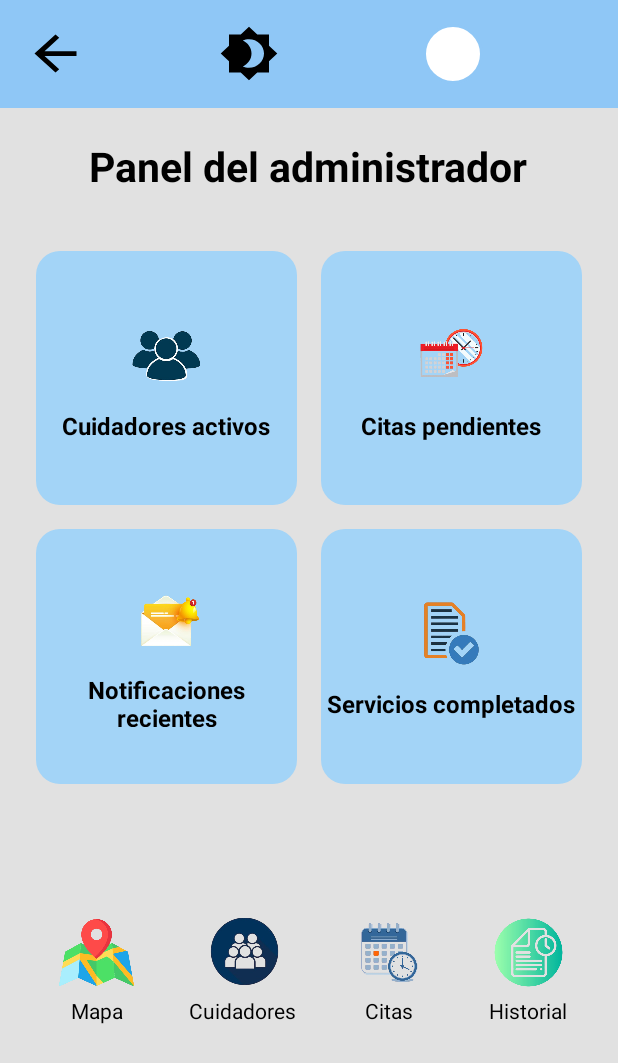
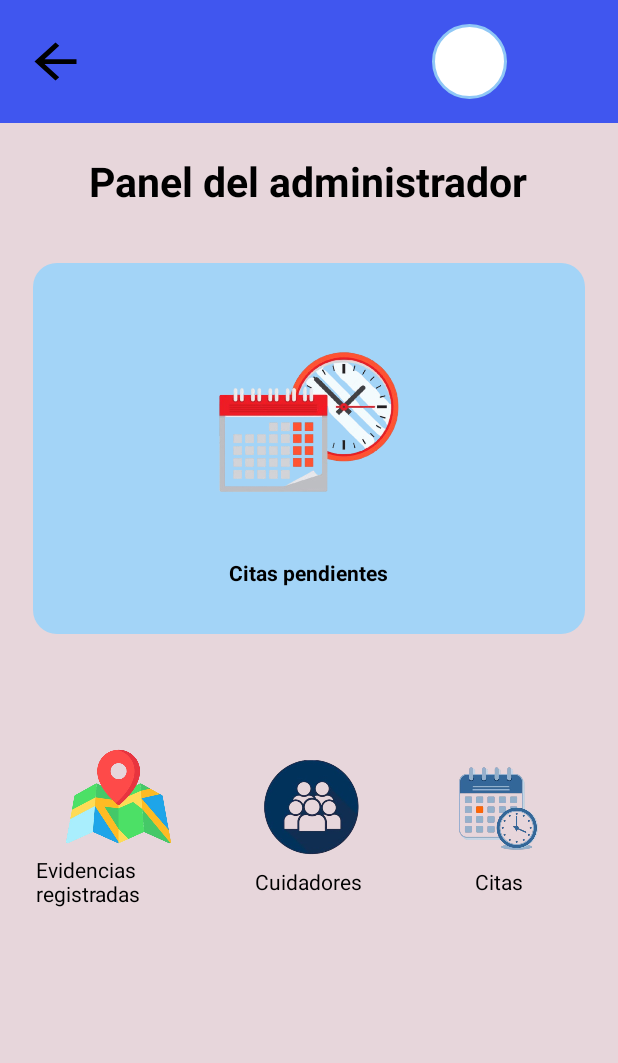
Before and after one commit to Aperlop2/App_CAPSA_JAVA, an Android app: the layout gestion_administradores.xml on its own in the app's theme, with its tools: preview values and no code run, on a phone screen of 412 x 824 dp. Shown: the top 1063 px of the screen. Run offline under Robolectric (Android 15) with nearby library versions, the phone set to English and light mode, and no system bars; network calls fail.

Commit message:
modificación de el dashboar de los administradores

```diff
--- a/app/src/main/java/com/example/java_capsa/MapaTiempoReal.java
+++ b/app/src/main/java/com/example/java_capsa/MapaTiempoReal.java
@@ -21,7 +21,7 @@ public class MapaTiempoReal extends AppCompatActivity {
     private RecyclerView recyclerView;
     private CuidadorAdapter adapter;
     private List<Cuidador> listaCuidadores = new ArrayList<>();
-    private static final String URL = "http://192.168.100.15/obtener_evidencias.php"; // Ajusta la IP según tu servidor
+    private static final String URL = "http://192.168.100.5/obtener_evidencias.php"; // Ajusta la IP según tu servidor
 
     @Override
     protected void onCreate(Bundle savedInstanceState) {
@@ -89,7 +89,7 @@ public class MapaTiempoReal extends AppCompatActivity {
     }
 
     private void eliminarEvidencia(int id, int position) {
-        String url = "http://192.168.100.15/obtener_evidencias.php?id=" + id; // ID en la URL
+        String url = "http://192.168.100.5/obtener_evidencias.php?id=" + id; // ID en la URL
 
         RequestQueue requestQueue = Volley.newRequestQueue(this);
 
--- a/app/src/main/java/com/example/java_capsa/ScanActivity.java
+++ b/app/src/main/java/com/example/java_capsa/ScanActivity.java
@@ -205,7 +205,7 @@ public class ScanActivity extends AppCompatActivity {
     }
 
     private void enviarDatosAlServidor(String nombreCuidador, String ubicacion, String descripcion, String fotoBase64, String fechaHora) {
-        String url = "http://192.168.100.15/guardar_evidencia.php";
+        String url = "http://192.168.100.5/guardar_evidencia.php";
 
         // 🔴 Agregar logs para verificar si los datos se están generando correctamente antes de enviarlos
         Log.d("DATOS_ENVIO", "Nombre Cuidador: " + nombreCuidador);
--- a/app/src/main/java/com/example/java_capsa/gestionadministradores.java
+++ b/app/src/main/java/com/example/java_capsa/gestionadministradores.java
@@ -61,10 +61,7 @@ public class gestionadministradores extends AppCompatActivity {
         }
 
         // Configuración del clic en las tarjetas
-        findViewById(R.id.card_cuidadores_activos).setOnClickListener(v -> mostrarVentanaEmergente(this));
         findViewById(R.id.card_citas_pendientes).setOnClickListener(v -> mostrarVentanaCitasPendientes(this));
-        findViewById(R.id.card_notificaciones_recientes).setOnClickListener(v -> mostrarVentanaNotificacionesRecientes(this));
-        findViewById(R.id.card_servicios_completados).setOnClickListener(v -> mostrarVentanaServiciosCompletados(this));
 
         // Configuración del clic en el icono del mapa
         ImageView iconMap = findViewById(R.id.icon_map);
@@ -88,11 +85,6 @@ public class gestionadministradores extends AppCompatActivity {
         });
 
         // Configuración del clic en el icono de historial
-        ImageView iconHistory = findViewById(R.id.icon_history);
-        iconHistory.setOnClickListener(v -> {
-            Intent intent = new Intent(gestionadministradores.this, HistorialEvidencias.class);
-            startActivity(intent);
-        });
 
         // Configuración del clic en el botón "Regresar"
         ImageView btnBack = findViewById(R.id.btn_back);
--- a/app/src/main/res/layout/gestion_administradores.xml
+++ b/app/src/main/res/layout/gestion_administradores.xml
@@ -2,7 +2,7 @@
     xmlns:tools="http://schemas.android.com/tools"
     android:layout_width="match_parent"
     android:layout_height="match_parent"
-    android:background="#E1E1E1"
+    android:background="#E7D6DB"
     tools:context=".gestionadministradores">
 
     <!-- Header -->
@@ -10,7 +10,7 @@
         android:id="@+id/header"
         android:layout_width="match_parent"
         android:layout_height="wrap_content"
-        android:background="#8FC7F6"
+        android:background="@color/blue"
         android:gravity="center_vertical"
         android:orientation="horizontal"
         android:padding="16dp">
@@ -25,27 +25,16 @@
             android:contentDescription="@string/regresar"
             tools:ignore="ImageContrastCheck,TouchTargetSizeCheck" />
 
-        <!-- Botón de cambiar tema -->
-        <ImageButton
-            android:id="@+id/btn_theme_toggle"
-            android:layout_width="40dp"
-            android:layout_height="38dp"
-            android:layout_marginStart="38dp"
-            android:layout_marginEnd="16dp"
-            android:background="@drawable/ic_cambio_tema"
-            android:contentDescription="@string/cambiar_tema"
-            tools:ignore="ImageContrastCheck,TouchTargetSizeCheck" />
-
         <!-- Foto de perfil del administrador -->
         <ImageView
             android:id="@+id/btn_settings"
-            android:layout_width="40dp"
-            android:layout_height="40dp"
-            android:layout_marginStart="80dp"
+            android:layout_width="50dp"
+            android:layout_height="50dp"
+            android:layout_marginStart="180dp"
             android:layout_marginEnd="16dp"
+            android:background="@drawable/rounded_image_background"
             android:contentDescription="@string/foto_de_perfil"
             android:scaleType="centerCrop"
-            android:background="@drawable/rounded_image_background"
             tools:ignore="ImageContrastCheck,TouchTargetSizeCheck" />
 
     </LinearLayout>
@@ -68,7 +57,7 @@
     <GridLayout
         android:id="@+id/panel_admin"
         android:layout_width="match_parent"
-        android:layout_height="403dp"
+        android:layout_height="291dp"
         android:layout_below="@id/tv_title"
         android:layout_marginTop="14dp"
         android:columnCount="2"
@@ -76,48 +65,22 @@
         android:rowCount="2">
 
         <LinearLayout
-            android:id="@+id/card_cuidadores_activos"
-            android:layout_width="0dp"
-            android:layout_height="150dp"
+            android:id="@+id/card_citas_pendientes"
+            android:layout_width="264dp"
+            android:layout_height="130dp"
+            android:layout_row="0"
             android:layout_rowWeight="1"
+            android:layout_column="0"
             android:layout_columnWeight="1"
-            android:layout_margin="8dp"
+            android:layout_margin="6dp"
             android:background="@drawable/card_background_blue"
             android:gravity="center"
-            android:orientation="vertical">
+            android:orientation="vertical"
+            tools:ignore="UselessParent">
 
             <ImageView
-                android:layout_width="55dp"
-                android:layout_height="55dp"
-                android:contentDescription="cuidadores_activos_boton"
-                android:src="@drawable/ic_cuidadores_activos"
-                tools:ignore="HardcodedText" />
-
-            <TextView
-                android:layout_width="wrap_content"
-                android:layout_height="wrap_content"
-                android:layout_marginTop="8dp"
-                android:text="@string/cuidadores_activos"
-                android:textColor="#000000"
-                android:textSize="16sp"
-                android:textStyle="bold"
-                tools:ignore="TextContrastCheck" />
-        </LinearLayout>
-
-        <LinearLayout
-            android:id="@+id/card_citas_pendientes"
-            android:layout_width="0dp"
-            android:layout_height="150dp"
-            android:layout_rowWeight="1"
-            android:layout_columnWeight="1"
-            android:layout_margin="8dp"
-            android:background="@drawable/card_background_blue"
-            android:gravity="center"
-            android:orientation="vertical">
-
-            <ImageView
-                android:layout_width="55dp"
-                android:layout_height="55dp"
+                android:layout_width="160dp"
+                android:layout_height="160dp"
                 android:contentDescription="citas_pendientes_boton"
                 android:src="@drawable/ic_citas_pendientes"
                 tools:ignore="HardcodedText,ImageContrastCheck" />
@@ -125,70 +88,10 @@
             <TextView
                 android:layout_width="wrap_content"
                 android:layout_height="wrap_content"
-                android:layout_marginTop="8dp"
+                android:layout_marginTop="6dp"
                 android:text="@string/citas_pendientes"
                 android:textColor="#000000"
-                android:textSize="16sp"
-                android:textStyle="bold"
-                tools:ignore="TextContrastCheck" />
-        </LinearLayout>
-
-        <LinearLayout
-            android:id="@+id/card_notificaciones_recientes"
-            android:layout_width="0dp"
-            android:layout_height="150dp"
-            android:layout_rowWeight="1"
-            android:layout_columnWeight="1"
-            android:layout_margin="8dp"
-            android:background="@drawable/card_background_blue"
-            android:gravity="center"
-            android:orientation="vertical">
-
-            <ImageView
-                android:layout_width="101dp"
-                android:layout_height="50dp"
-                android:contentDescription="notificaciones_boton"
-                android:src="@drawable/ic_notificaciones_recientes"
-                tools:ignore="HardcodedText,ImageContrastCheck" />
-
-            <TextView
-                android:layout_width="123dp"
-                android:layout_height="36dp"
-                android:gravity="center"
-                android:layout_marginTop="8dp"
-                android:text="@string/notificaciones_recientes"
-                android:textColor="#000000"
-                android:textSize="16sp"
-                android:textStyle="bold"
-                tools:ignore="TextSizeCheck" />
-        </LinearLayout>
-
-        <LinearLayout
-            android:id="@+id/card_servicios_completados"
-            android:layout_width="0dp"
-            android:layout_height="150dp"
-            android:layout_rowWeight="1"
-            android:layout_columnWeight="1"
-            android:layout_margin="8dp"
-            android:background="@drawable/card_background_blue"
-            android:gravity="center"
-            android:orientation="vertical">
-
-            <ImageView
-                android:layout_width="55dp"
-                android:layout_height="55dp"
-                android:contentDescription="servicios_completados_boton"
-                android:src="@drawable/ic_servicios_completados"
-                tools:ignore="HardcodedText,ImageContrastCheck" />
-
-            <TextView
-                android:layout_width="wrap_content"
-                android:layout_height="wrap_content"
-                android:layout_marginTop="8dp"
-                android:text="@string/servicios_completados"
-                android:textColor="#000000"
-                android:gravity="center"
-                android:textSize="16sp"
+                android:textSize="14sp"
                 android:textStyle="bold"
                 tools:ignore="TextContrastCheck" />
         </LinearLayout>
@@ -198,9 +101,9 @@
     <LinearLayout
         android:id="@+id/bottom_buttons"
         android:layout_width="match_parent"
-        android:layout_height="121dp"
+        android:layout_height="181dp"
         android:layout_below="@id/panel_admin"
-        android:layout_marginTop="39dp"
+        android:layout_marginTop="15dp"
         android:gravity="center"
         android:orientation="horizontal"
         android:padding="16dp"
@@ -217,9 +120,9 @@
 
             <ImageView
                 android:id="@+id/icon_map"
-                android:layout_width="50dp"
-                android:layout_height="50dp"
-                android:contentDescription="@string/mapa"
+                android:layout_width="70dp"
+                android:layout_height="70dp"
+                android:contentDescription="@string/evidencias_registradas"
                 android:src="@drawable/ic_mapa"
                 tools:ignore="ImageContrastCheck" />
 
@@ -227,7 +130,7 @@
                 android:layout_width="wrap_content"
                 android:layout_height="wrap_content"
                 android:layout_marginTop="4dp"
-                android:text="Mapa"
+                android:text="Evidencias registradas"
                 android:textColor="#000000"
                 android:textSize="14sp"
                 tools:ignore="HardcodedText" />
@@ -244,8 +147,8 @@
 
             <ImageView
                 android:id="@+id/icon_caregivers"
-                android:layout_width="50dp"
-                android:layout_height="50dp"
+                android:layout_width="70dp"
+                android:layout_height="70dp"
                 android:contentDescription="@string/cuidadores"
                 android:src="@drawable/ic_cuidadores" />
 
@@ -271,8 +174,8 @@
 
             <ImageView
                 android:id="@+id/icon_appointments"
-                android:layout_width="50dp"
-                android:layout_height="50dp"
+                android:layout_width="70dp"
+                android:layout_height="70dp"
                 android:contentDescription="@string/citas"
                 android:src="@drawable/ic_citas" />
 
@@ -286,30 +189,6 @@
                 tools:ignore="HardcodedText" />
         </LinearLayout>
 
-        <LinearLayout
-            android:layout_width="87dp"
-            android:layout_height="wrap_content"
-            android:gravity="center"
-            android:orientation="vertical"
-            android:padding="8dp"
-            tools:ignore="UseCompoundDrawables">
+    </LinearLayout>
 
-            <ImageView
-                android:id="@+id/icon_history"
-                android:layout_width="50dp"
-                android:layout_height="50dp"
-                android:contentDescription="@string/historial"
-                android:src="@drawable/ic_historial"
-                tools:ignore="ImageContrastCheck" />
-
-            <TextView
-                android:layout_width="wrap_content"
-                android:layout_height="wrap_content"
-                android:layout_marginTop="4dp"
-                android:text="Historial"
-                android:textColor="#000000"
-                android:textSize="14sp"
-                tools:ignore="HardcodedText" />
-        </LinearLayout>
-    </LinearLayout>
 </RelativeLayout>
--- a/app/src/main/res/values/strings.xml
+++ b/app/src/main/res/values/strings.xml
@@ -14,7 +14,7 @@
     <string name="citas_pendientes">Citas pendientes</string>
     <string name="notificaciones_recientes">Notificaciones recientes</string>
     <string name="servicios_completados">Servicios completados</string>
-    <string name="mapa">Mapa</string>
+    <string name="evidencias_registradas">Evidencias registradas</string>
     <string name="cuidadores">Cuidadores</string>
     <string name="citas">Citas</string>
     <string name="historial">Historial</string>
@@ -113,7 +113,7 @@
     <string name="repetir_contraseña_cuidador">Repetir contraseña</string>
     <string name="registrar_cuidador">Registrar</string>
     <string name="contraseña">contraseña</string>
-    <string name="cuidado_experto_con_ubicacion_precisa_precisa">cuidado_experto_con_ubicacion_precisa_precisa</string>
+    <string name="cuidado_experto_con_ubicacion_precisa_precisa">Cuidado experto con ubicación precisa</string>
 
     <string name="recuperar_contrasena">Recuperar contraseña</string>
     <string name="recuperar_exito">Te hemos enviado un correo para recuperar tu contraseña</string>
```
